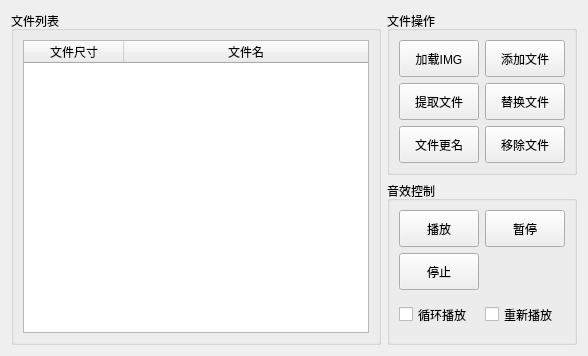
Qt form view/main/npk_widget.ui (HsOjo/OjoDnfExtractor) before a commit.
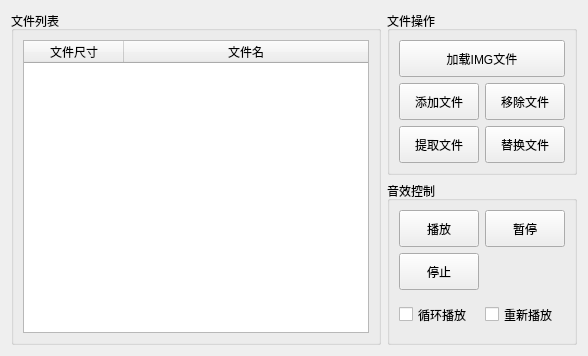
The same form after that commit.

Diff of the .ui file:
```diff
--- a/view/main/npk_widget.ui
+++ b/view/main/npk_widget.ui
@@ -129,19 +129,6 @@
       <string>文件操作</string>
      </property>
      <layout class="QGridLayout" name="gridLayout_4">
-      <item row="3" column="3">
-       <widget class="QPushButton" name="pb_replace">
-        <property name="sizePolicy">
-         <sizepolicy hsizetype="Minimum" vsizetype="MinimumExpanding">
-          <horstretch>0</horstretch>
-          <verstretch>0</verstretch>
-         </sizepolicy>
-        </property>
-        <property name="text">
-         <string>替换文件</string>
-        </property>
-       </widget>
-      </item>
       <item row="3" column="1">
        <widget class="QPushButton" name="pb_extract">
         <property name="sizePolicy">
@@ -155,46 +142,7 @@
         </property>
        </widget>
       </item>
-      <item row="4" column="1">
-       <widget class="QPushButton" name="pb_rename">
-        <property name="sizePolicy">
-         <sizepolicy hsizetype="Minimum" vsizetype="MinimumExpanding">
-          <horstretch>0</horstretch>
-          <verstretch>0</verstretch>
-         </sizepolicy>
-        </property>
-        <property name="text">
-         <string>文件更名</string>
-        </property>
-       </widget>
-      </item>
-      <item row="4" column="3">
-       <widget class="QPushButton" name="pb_remove">
-        <property name="sizePolicy">
-         <sizepolicy hsizetype="Minimum" vsizetype="MinimumExpanding">
-          <horstretch>0</horstretch>
-          <verstretch>0</verstretch>
-         </sizepolicy>
-        </property>
-        <property name="text">
-         <string>移除文件</string>
-        </property>
-       </widget>
-      </item>
-      <item row="0" column="1">
-       <widget class="QPushButton" name="pb_load_img">
-        <property name="sizePolicy">
-         <sizepolicy hsizetype="Minimum" vsizetype="MinimumExpanding">
-          <horstretch>0</horstretch>
-          <verstretch>0</verstretch>
-         </sizepolicy>
-        </property>
-        <property name="text">
-         <string>加载IMG</string>
-        </property>
-       </widget>
-      </item>
-      <item row="0" column="3">
+      <item row="1" column="1">
        <widget class="QPushButton" name="pb_add">
         <property name="sizePolicy">
          <sizepolicy hsizetype="Minimum" vsizetype="MinimumExpanding">
@@ -207,6 +155,45 @@
         </property>
        </widget>
       </item>
+      <item row="0" column="1" colspan="2">
+       <widget class="QPushButton" name="pb_load_img">
+        <property name="sizePolicy">
+         <sizepolicy hsizetype="Minimum" vsizetype="MinimumExpanding">
+          <horstretch>0</horstretch>
+          <verstretch>0</verstretch>
+         </sizepolicy>
+        </property>
+        <property name="text">
+         <string>加载IMG文件</string>
+        </property>
+       </widget>
+      </item>
+      <item row="1" column="2">
+       <widget class="QPushButton" name="pb_remove">
+        <property name="sizePolicy">
+         <sizepolicy hsizetype="Minimum" vsizetype="MinimumExpanding">
+          <horstretch>0</horstretch>
+          <verstretch>0</verstretch>
+         </sizepolicy>
+        </property>
+        <property name="text">
+         <string>移除文件</string>
+        </property>
+       </widget>
+      </item>
+      <item row="3" column="2">
+       <widget class="QPushButton" name="pb_replace">
+        <property name="sizePolicy">
+         <sizepolicy hsizetype="Minimum" vsizetype="MinimumExpanding">
+          <horstretch>0</horstretch>
+          <verstretch>0</verstretch>
+         </sizepolicy>
+        </property>
+        <property name="text">
+         <string>替换文件</string>
+        </property>
+       </widget>
+      </item>
      </layout>
     </widget>
    </item>
```
Left out of the diff: 4 changed lines with no effect on the pictures.
